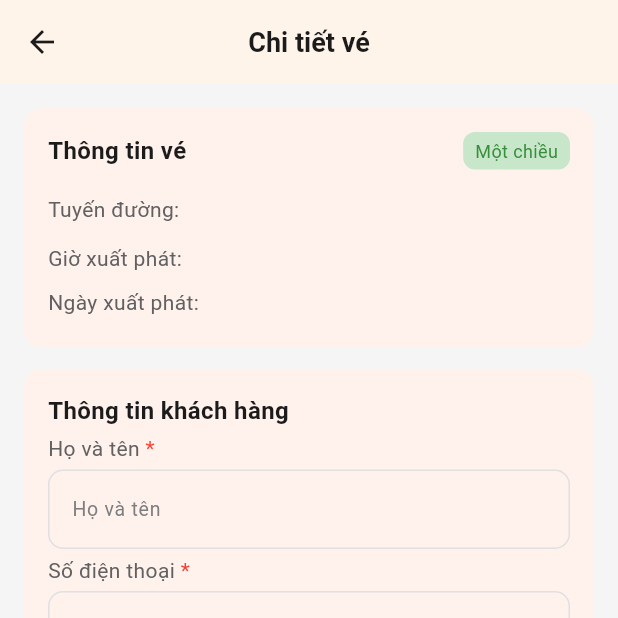
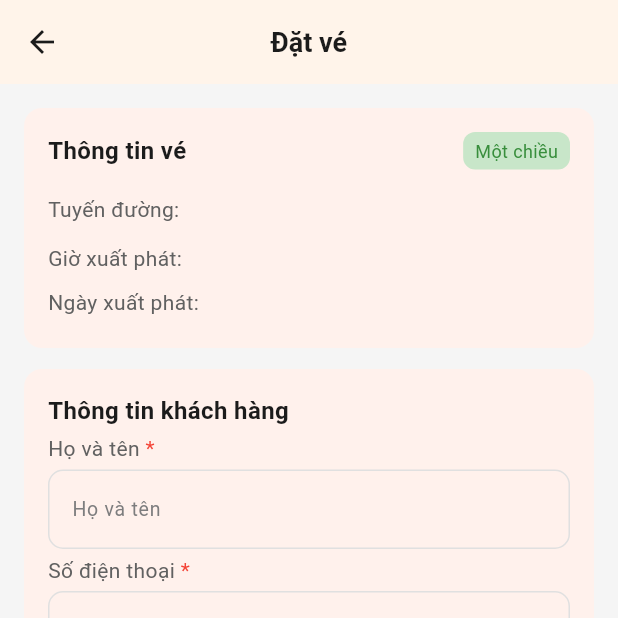
Before and after one commit to timos-vn/Timos-Customer-2025, a Flutter app: the TicketDetailNowScreen screen opened directly with empty values, on a phone screen of 412 x 824 dp, the top half of it. Run offline on Flutter 3.47's test engine with Material 3 defaults, Android fonts, the light colour scheme and no system bars; our stand-ins replace another_flushbar, dio, equatable, firebase_core, flutter_bloc, flutter_svg and 7 more; missing offline and left inert: dio_log_sds, restart_app, shorebird_code_push, signalr_netcore; accounts and stored records are empty; Roboto replaces fonts that are missing (Montserrat).

Commit message:
Update title Đăt/Sửa vé

```diff
--- a/lib/screen/ticket_detail_confirm/ticket_detail_now_screen.dart
+++ b/lib/screen/ticket_detail_confirm/ticket_detail_now_screen.dart
@@ -75,7 +75,7 @@ class _TicketDetailNowScreenState extends State<TicketDetailNowScreen> {
         backgroundColor: Colors.grey[100],
         appBar: AppBar(
           title: UtilsWidget.buildText(
-            text: "Chi tiết vé",
+            text: widget.isUpdate == true ? "Sửa vé" : "Đặt vé",
             fontSize: 18,
             fontWeight: FontWeight.w600,
           ),
@@ -350,7 +350,7 @@ class _TicketDetailNowScreenState extends State<TicketDetailNowScreen> {
                     }
                   },
                   child: state.isLoading ? CircularProgressIndicator(): UtilsWidget.buildText(
-                      text: "Đặt vé",
+                      text: widget.isUpdate == true ? "Sửa vé" : "Đặt vé",
                       fontSize: 14,
                       fontWeight: FontWeight.w600,
                       textColor: whiteColor),
```
